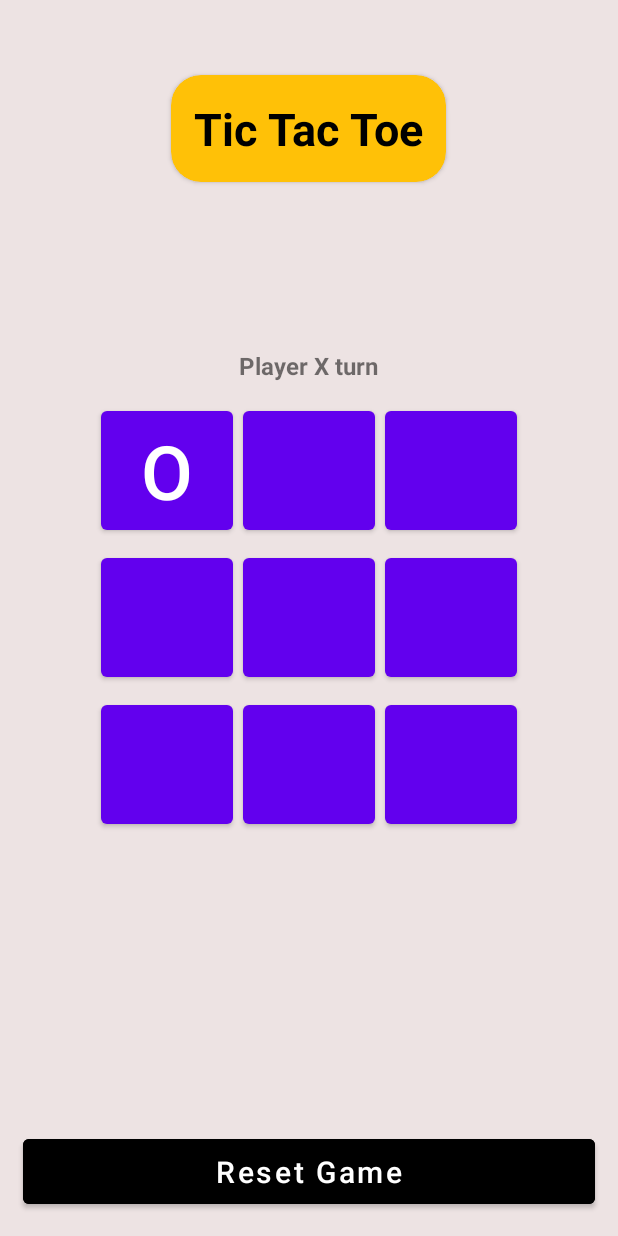
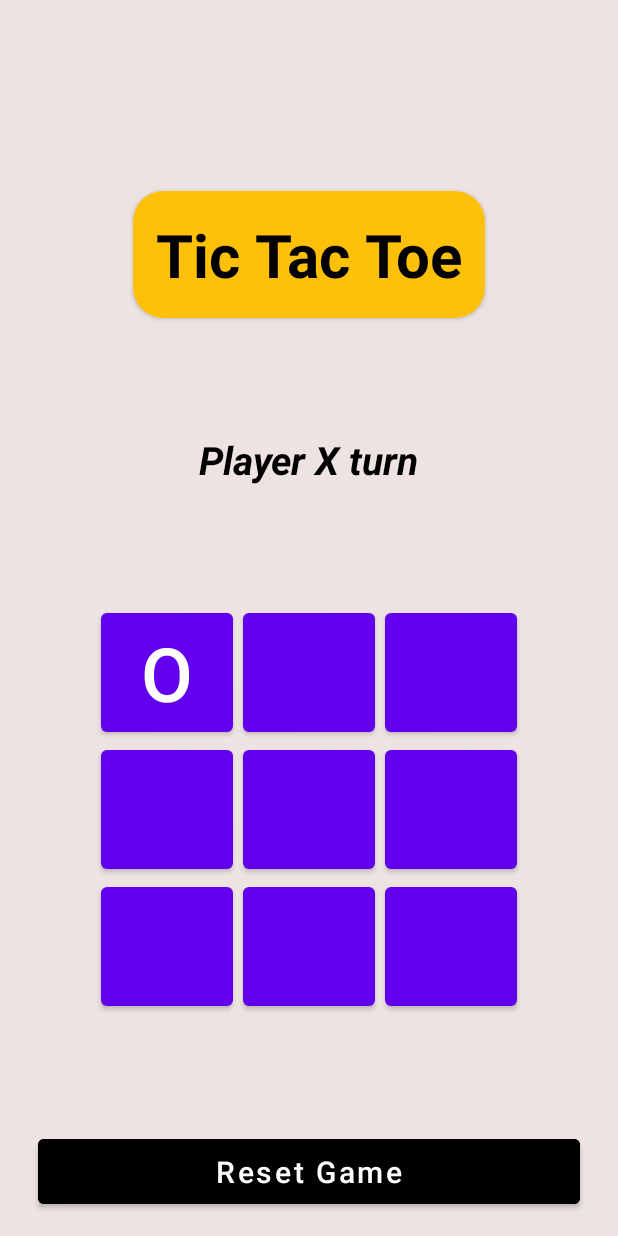
Before and after one commit to animatedAnand/TicTacToe, an Android app: the screen it shows after launch (MainActivity), after a tap on an icon or button, on a phone screen of 412 x 824 dp. Run offline under Robolectric (Android 15) with nearby library versions, the phone set to English and light mode, and no system bars.

Commit message:
Constraint layout implemented. Game drawn signal added.

```diff
--- a/app/src/main/AndroidManifest.xml
+++ b/app/src/main/AndroidManifest.xml
@@ -1,6 +1,5 @@
 <?xml version="1.0" encoding="utf-8"?>
-<manifest xmlns:android="http://schemas.android.com/apk/res/android"
-    package="com.example.tictactoe">
+<manifest xmlns:android="http://schemas.android.com/apk/res/android">
 
     <application
         android:allowBackup="true"
--- a/app/src/main/java/com/example/tictactoe/MainActivity.java
+++ b/app/src/main/java/com/example/tictactoe/MainActivity.java
@@ -13,12 +13,12 @@ import java.util.ArrayList;
 
 public class MainActivity extends AppCompatActivity implements View.OnClickListener {
 
-    Button bt0,bt1,bt2,bt3,bt4,bt5,bt6,bt7,bt8,bt_reset_game;
+    Button bt0, bt1, bt2, bt3, bt4, bt5, bt6, bt7, bt8, bt_reset_game;
     CardView cv_header;
     TextView tv_player_turn;
-    int[] array={0,0,0,0,0,0,0,0,0};
-    int[][] winningCombo={{0,1,2},{3,4,5},{6,7,8},{0,3,6},{1,4,7},{2,5,8},{0,4,8},{2,4,6}};
-    int current_player=0,winner=0;
+    int[] array = {0, 0, 0, 0, 0, 0, 0, 0, 0};
+    int[][] winningCombo = {{0, 1, 2}, {3, 4, 5}, {6, 7, 8}, {0, 3, 6}, {1, 4, 7}, {2, 5, 8}, {0, 4, 8}, {2, 4, 6}};
+    int current_player = 0, winner = 0,tap_count=0;
     Button[] btArray;
 
     @Override
@@ -26,19 +26,19 @@ public class MainActivity extends AppCompatActivity implements View.OnClickListe
         super.onCreate(savedInstanceState);
         setContentView(R.layout.activity_main);
 
-        bt0=findViewById(R.id.bt0);
-        bt1=findViewById(R.id.bt1);
-        bt2=findViewById(R.id.bt2);
-        bt3=findViewById(R.id.bt3);
-        bt4=findViewById(R.id.bt4);
-        bt5=findViewById(R.id.bt5);
-        bt6=findViewById(R.id.bt6);
-        bt7=findViewById(R.id.bt7);
-        bt8=findViewById(R.id.bt8);
+        bt0 = findViewById(R.id.bt0);
+        bt1 = findViewById(R.id.bt1);
+        bt2 = findViewById(R.id.bt2);
+        bt3 = findViewById(R.id.bt3);
+        bt4 = findViewById(R.id.bt4);
+        bt5 = findViewById(R.id.bt5);
+        bt6 = findViewById(R.id.bt6);
+        bt7 = findViewById(R.id.bt7);
+        bt8 = findViewById(R.id.bt8);
 
-        bt_reset_game=findViewById(R.id.bt_reset_game);
-        cv_header=findViewById(R.id.cv_tic_tac_toe);
-        tv_player_turn=findViewById(R.id.tv_player_turn);
+        bt_reset_game = findViewById(R.id.bt_reset_game);
+        cv_header = findViewById(R.id.cv_tic_tac_toe);
+        tv_player_turn = findViewById(R.id.tv_player_turn);
 
         bt0.setOnClickListener(this);
         bt1.setOnClickListener(this);
@@ -50,17 +50,17 @@ public class MainActivity extends AppCompatActivity implements View.OnClickListe
         bt7.setOnClickListener(this);
         bt8.setOnClickListener(this);
 
-        btArray = new Button[]{bt0,bt1,bt2,bt3,bt4,bt5,bt6,bt7,bt8};
+        btArray = new Button[]{bt0, bt1, bt2, bt3, bt4, bt5, bt6, bt7, bt8};
         bt_reset_game.setOnClickListener(new View.OnClickListener() {
             @Override
             public void onClick(View v) {
                 tv_player_turn.setText("Player O turn");
-                current_player=0;
-                winner=0;
-                for(int i=0;i<9;i++)
-                {
+                current_player = 0;
+                winner = 0;
+                tap_count=0;
+                for (int i = 0; i < 9; i++) {
                     btArray[i].setText("");
-                    array[i]=0;
+                    array[i] = 0;
                     btArray[i].setBackgroundColor(Color.parseColor("#FF6200EE"));
                 }
             }
@@ -69,45 +69,46 @@ public class MainActivity extends AppCompatActivity implements View.OnClickListe
 
     @Override
     public void onClick(View v) {
-        Button current_button=findViewById(v.getId());
-        int cbv=Integer.parseInt(v.getTag().toString());
-        if(array[cbv]==0)
-        {
-           if(current_player==0)
-           {
-               current_button.setText("O");
-               array[cbv]=1;
-               if(winner==0)
-               winner=showResponse(0);
-               if(winner==0) tv_player_turn.setText("Player X turn");
-               current_player=1;
-           }
-           else
-           {
-               current_button.setText("X");
-               array[cbv]=2;
-               if(winner==0)
-               winner=showResponse(1);
-               if(winner==0) tv_player_turn.setText("Player O turn");
-               current_player=0;
-           }
+        Button current_button = findViewById(v.getId());
+        int cbv = Integer.parseInt(v.getTag().toString());
+        if (array[cbv] == 0) {
+            tap_count++;
+            if (current_player == 0) {
+                current_button.setText("O");
+                array[cbv] = 1;
+                if (winner == 0)
+                    winner = showResponse(0);
+                if (winner == 0 && tap_count<9) tv_player_turn.setText("Player X turn");
+                current_player = 1;
+            } else {
+                current_button.setText("X");
+                array[cbv] = 2;
+                if (winner == 0)
+                    winner = showResponse(1);
+                if (winner == 0 && tap_count<9) tv_player_turn.setText("Player O turn");
+                current_player = 0;
+            }
         }
     }
 
     private int showResponse(int current_player) {
-        int cur_win=0;
-        for(int i=0;i<8;i++)
-        {
-            if((array[winningCombo[i][0]]>0) && (array[winningCombo[i][0]]==array[winningCombo[i][1]])
-                    && (array[winningCombo[i][0]]==array[winningCombo[i][2]]))
-            {
-                if(current_player==0) {tv_player_turn.setText("Player O won!"); cur_win=1;}
-                else {tv_player_turn.setText("Player X won!"); cur_win=2;}
+        int cur_win = 0;
+        for (int i = 0; i < 8; i++) {
+            if ((array[winningCombo[i][0]] > 0) && (array[winningCombo[i][0]] == array[winningCombo[i][1]])
+                    && (array[winningCombo[i][0]] == array[winningCombo[i][2]])) {
+                if (current_player == 0) {
+                    tv_player_turn.setText("Player O won!");
+                    cur_win = 1;
+                } else {
+                    tv_player_turn.setText("Player X won!");
+                    cur_win = 2;
+                }
                 btArray[winningCombo[i][0]].setBackgroundColor(Color.parseColor("#A62B2B"));
                 btArray[winningCombo[i][1]].setBackgroundColor(Color.parseColor("#A62B2B"));
                 btArray[winningCombo[i][2]].setBackgroundColor(Color.parseColor("#A62B2B"));
                 return cur_win;
             }
+            if(tap_count==9) tv_player_turn.setText("Game drawn!");
         }
         return 0;
     }
--- a/app/src/main/res/layout/activity_main.xml
+++ b/app/src/main/res/layout/activity_main.xml
@@ -1,5 +1,5 @@
 <?xml version="1.0" encoding="utf-8"?>
-<RelativeLayout xmlns:android="http://schemas.android.com/apk/res/android"
+<androidx.constraintlayout.widget.ConstraintLayout xmlns:android="http://schemas.android.com/apk/res/android"
     xmlns:app="http://schemas.android.com/apk/res-auto"
     xmlns:tools="http://schemas.android.com/tools"
     android:layout_width="match_parent"
@@ -11,7 +11,10 @@
         android:id="@+id/cv_tic_tac_toe"
         android:layout_width="wrap_content"
         android:layout_height="wrap_content"
-        android:layout_centerHorizontal="true"
+        app:layout_constraintTop_toTopOf="parent"
+        app:layout_constraintBottom_toTopOf="@id/tv_player_turn"
+        app:layout_constraintStart_toStartOf="parent"
+        app:layout_constraintEnd_toEndOf="parent"
         app:cardCornerRadius="20dp"
         app:cardBackgroundColor="#FFC107"
         android:layout_marginTop="50dp">
@@ -20,10 +23,10 @@
             android:layout_width="match_parent"
             android:layout_height="match_parent"
             android:layout_gravity="center_horizontal"
-            android:text="Tic Tac Toe"
+            android:text="@string/game_name"
             android:padding="15dp"
             android:textStyle="bold"
-            android:textSize="30sp"
+            android:textSize="40sp"
             android:textColor="@color/black"/>
 
     </androidx.cardview.widget.CardView>
@@ -33,18 +36,23 @@
         android:layout_width="wrap_content"
         android:layout_height="wrap_content"
         android:layout_above="@id/ll_buttons"
-        android:layout_centerHorizontal="true"
-        android:layout_marginBottom="10dp"
+        app:layout_constraintTop_toBottomOf="@id/cv_tic_tac_toe"
+        app:layout_constraintBottom_toTopOf="@id/ll_buttons"
+        app:layout_constraintStart_toStartOf="parent"
+        app:layout_constraintEnd_toEndOf="parent"
+        android:layout_marginBottom="1dp"
         android:text="Player O turn"
-        android:textSize="16sp"
-        android:textStyle="bold" />
+        android:textColor="@color/black"
+        android:textSize="26sp"
+        android:textStyle="bold|italic" />
 
     <LinearLayout
         android:id="@+id/ll_buttons"
         android:layout_width="match_parent"
         android:layout_height="wrap_content"
         android:elevation="8dp"
-        android:layout_centerVertical="true"
+        app:layout_constraintTop_toBottomOf="@id/tv_player_turn"
+        app:layout_constraintBottom_toTopOf="@id/bt_reset_game"
         android:orientation="vertical">
         <LinearLayout
             android:layout_width="match_parent"
@@ -57,7 +65,7 @@
                 android:tag="0"
                 android:textSize="50sp"
                 android:padding="6dp"
-                android:layout_margin="3dp"/>
+                android:layout_marginHorizontal="3dp"/>
             <Button
                 android:id="@+id/bt1"
                 android:layout_width="wrap_content"
@@ -65,7 +73,7 @@
                 android:tag="1"
                 android:textSize="50sp"
                 android:padding="6dp"
-                android:layout_margin="3dp"/>
+                android:layout_marginHorizontal="3dp"/>
             <Button
                 android:id="@+id/bt2"
                 android:layout_width="wrap_content"
@@ -73,7 +81,7 @@
                 android:tag="2"
                 android:textSize="50sp"
                 android:padding="6dp"
-                android:layout_margin="3dp"/>
+                android:layout_marginHorizontal="3dp"/>
         </LinearLayout>
         <LinearLayout
             android:layout_width="match_parent"
@@ -86,7 +94,7 @@
                 android:tag="3"
                 android:textSize="50sp"
                 android:padding="6dp"
-                android:layout_margin="3dp"/>
+                android:layout_marginHorizontal="3dp"/>
             <Button
                 android:id="@+id/bt4"
                 android:layout_width="wrap_content"
@@ -94,7 +102,7 @@
                 android:tag="4"
                 android:textSize="50sp"
                 android:padding="6dp"
-                android:layout_margin="3dp"/>
+                android:layout_marginHorizontal="3dp"/>
             <Button
                 android:id="@+id/bt5"
                 android:layout_width="wrap_content"
@@ -102,7 +110,7 @@
                 android:tag="5"
                 android:textSize="50sp"
                 android:padding="6dp"
-                android:layout_margin="3dp"/>
+                android:layout_marginHorizontal="3dp"/>
         </LinearLayout>
         <LinearLayout
             android:layout_width="match_parent"
@@ -115,7 +123,7 @@
                 android:tag="6"
                 android:textSize="50sp"
                 android:padding="6dp"
-                android:layout_margin="3dp"/>
+                android:layout_marginHorizontal="3dp"/>
             <Button
                 android:id="@+id/bt7"
                 android:layout_width="wrap_content"
@@ -123,7 +131,7 @@
                 android:tag="7"
                 android:textSize="50sp"
                 android:padding="6dp"
-                android:layout_margin="3dp"/>
+                android:layout_marginHorizontal="3dp"/>
             <Button
                 android:id="@+id/bt8"
                 android:layout_width="wrap_content"
@@ -131,7 +139,7 @@
                 android:tag="8"
                 android:textSize="50sp"
                 android:padding="6dp"
-                android:layout_margin="3dp"/>
+                android:layout_marginHorizontal="3dp"/>
         </LinearLayout>
 
     </LinearLayout>
@@ -141,12 +149,9 @@
         android:id="@+id/bt_reset_game"
         android:layout_width="match_parent"
         android:layout_height="wrap_content"
-        android:layout_alignParentBottom="true"
         android:layout_marginHorizontal="25dp"
-        android:layout_marginStart="15dp"
-        android:layout_marginTop="15dp"
-        android:layout_marginEnd="15dp"
-        android:layout_marginBottom="15dp"
+        android:layout_marginVertical="15dp"
+        app:layout_constraintBottom_toBottomOf="parent"
         android:backgroundTint="@color/black"
         android:padding="8dp"
         android:text="Reset Game"
@@ -155,4 +160,4 @@
 
 
 
-</RelativeLayout>
+</androidx.constraintlayout.widget.ConstraintLayout>
--- a/app/src/main/res/values-night/themes.xml
+++ b/app/src/main/res/values-night/themes.xml
@@ -1,6 +1,6 @@
 <resources xmlns:tools="http://schemas.android.com/tools">
     <!-- Base application theme. -->
-    <style name="Theme.TicTacToe" parent="Theme.MaterialComponents.DayNight.DarkActionBar">
+    <style name="Theme.TicTacToe" parent="Theme.MaterialComponents.DayNight.NoActionBar">
         <!-- Primary brand color. -->
         <item name="colorPrimary">@color/purple_200</item>
         <item name="colorPrimaryVariant">@color/purple_700</item>
@@ -10,7 +10,7 @@
         <item name="colorSecondaryVariant">@color/teal_200</item>
         <item name="colorOnSecondary">@color/black</item>
         <!-- Status bar color. -->
-        <item name="android:statusBarColor" tools:targetApi="l">?attr/colorPrimaryVariant</item>
+        <item name="android:statusBarColor" >?attr/colorPrimaryVariant</item>
         <!-- Customize your theme here. -->
     </style>
 </resources>
--- a/app/src/main/res/values/strings.xml
+++ b/app/src/main/res/values/strings.xml
@@ -1,3 +1,4 @@
 <resources>
     <string name="app_name">TicTacToe</string>
+    <string name="game_name">Tic Tac Toe</string>
 </resources>
--- a/build.gradle
+++ b/build.gradle
@@ -5,7 +5,7 @@ buildscript {
         mavenCentral()
     }
     dependencies {
-        classpath "com.android.tools.build:gradle:7.0.2"
+        classpath 'com.android.tools.build:gradle:7.3.1'
 
         // NOTE: Do not place your application dependencies here; they belong
         // in the individual module build.gradle files
```
Also changed, not shown: app/build.gradle (+9 -8 lines), gradle/wrapper/gradle-wrapper.properties.
